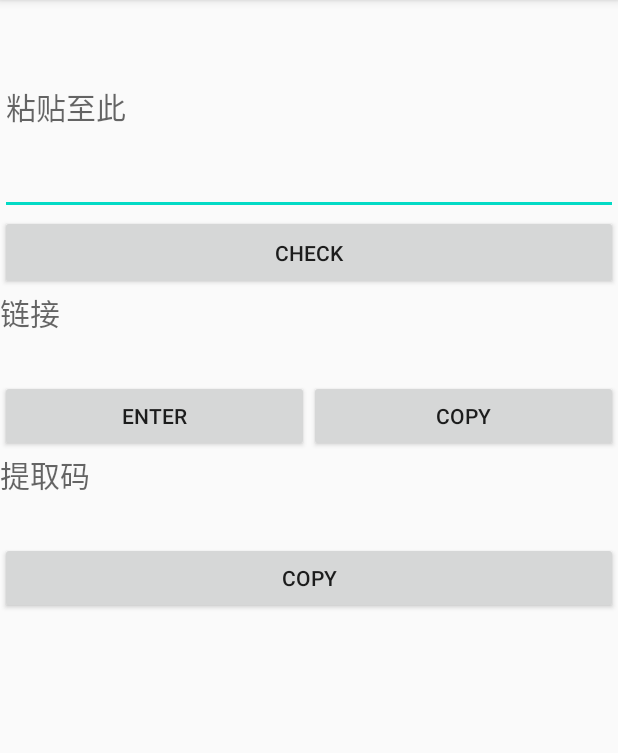
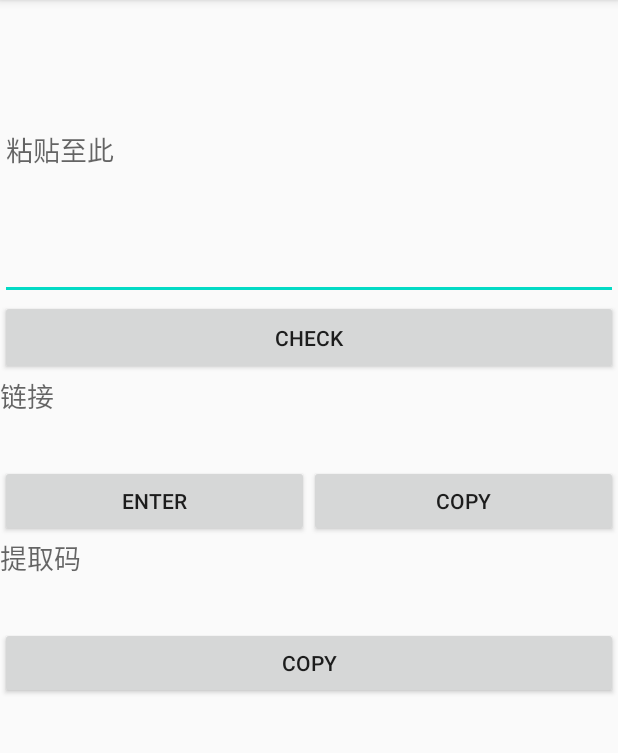
Before and after one commit to yuyanchong/Final, an Android app: the screen it shows after launch (MainActivity), on a phone screen of 412 x 824 dp, the part 84-837 px from its top. Run offline under Robolectric (Android 15) with nearby library versions, the phone set to English and light mode, and no system bars.

Commit message:
first function

```diff
--- a/app/src/main/res/layout/activity_main.xml
+++ b/app/src/main/res/layout/activity_main.xml
@@ -16,12 +16,12 @@
         <EditText
             android:id="@+id/editTextTextPersonName"
             android:layout_width="match_parent"
-            android:layout_height="143dp"
+            android:layout_height="200dp"
             android:ems="10"
             android:hint="粘贴至此"
-            android:inputType="textPersonName"
+            android:inputType="textMultiLine"
             android:textIsSelectable="true"
-            android:textSize="20sp"
+            android:textSize="18sp"
             tools:layout_marginTop="20dp" />
 
         <Button
@@ -29,6 +29,7 @@
             android:layout_width="match_parent"
             android:layout_height="50dp"
             android:text="Check"
+            android:onClick="getdata"
             tools:layout_marginTop="20dp" />
 
         <TextView
@@ -36,7 +37,7 @@
             android:layout_width="match_parent"
             android:layout_height="60dp"
             android:hint="链接"
-            android:textSize="20sp"
+            android:textSize="18sp"
             tools:layout_marginTop="20dp" />
 
         <LinearLayout
@@ -65,7 +66,7 @@
             android:layout_width="match_parent"
             android:layout_height="60dp"
             android:hint="提取码"
-            android:textSize="20sp"
+            android:textSize="18sp"
             tools:layout_marginTop="20dp" />
 
         <Button
```
Also changed, not shown: app/src/main/java/com/example/afinal/MainActivity.java (+37 -2 lines).
